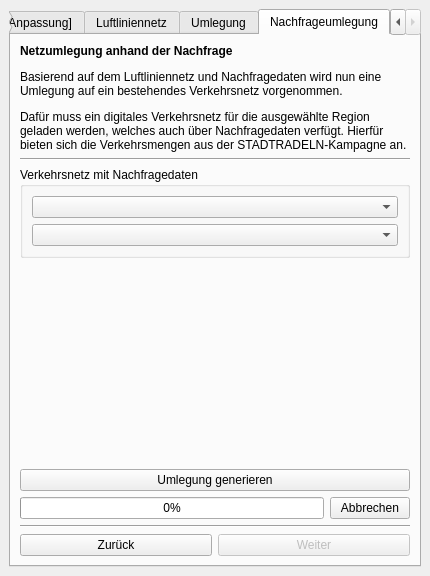
Old version of the form visionvelo_digirad_dockwidget.ui in the repository ohrie/DigiRad.
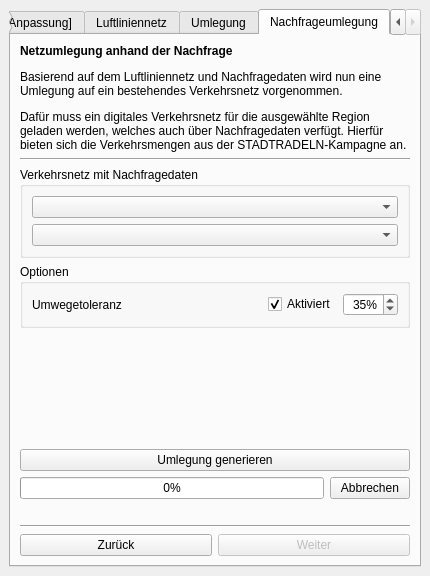
New version of the form. The open tabs and pages were chosen to show the change. Icons and pictures are not drawn. Custom widgets are drawn as their Qt base class.

Commit message: Added demand reprojection, new centers, ars and ui and usability improvements

```diff
--- a/visionvelo_digirad_dockwidget.ui
+++ b/visionvelo_digirad_dockwidget.ui
@@ -885,6 +885,67 @@
           </layout>
          </widget>
         </item>
+        <item>
+         <widget class="QGroupBox" name="groupBox_4">
+          <property name="title">
+           <string>Optionen</string>
+          </property>
+          <layout class="QVBoxLayout" name="verticalLayout_14">
+           <item>
+            <layout class="QHBoxLayout" name="horizontalLayout_14">
+             <item>
+              <widget class="QLabel" name="label_8">
+               <property name="text">
+                <string>Umwegetoleranz</string>
+               </property>
+              </widget>
+             </item>
+             <item>
+              <widget class="QCheckBox" name="reprojectDemandDetourToleranceCheckbox">
+               <property name="sizePolicy">
+                <sizepolicy hsizetype="Maximum" vsizetype="Fixed">
+                 <horstretch>0</horstretch>
+                 <verstretch>0</verstretch>
+                </sizepolicy>
+               </property>
+               <property name="text">
+                <string>Aktiviert</string>
+               </property>
+               <property name="checked">
+                <bool>true</bool>
+               </property>
+              </widget>
+             </item>
+             <item>
+              <widget class="QSpinBox" name="reprojectDemandDetourToleranceSpinbox">
+               <property name="maximumSize">
+                <size>
+                 <width>55</width>
+                 <height>16777215</height>
+                </size>
+               </property>
+               <property name="alignment">
+                <set>Qt::AlignRight|Qt::AlignTrailing|Qt::AlignVCenter</set>
+               </property>
+               <property name="suffix">
+                <string>%</string>
+               </property>
+               <property name="maximum">
+                <number>95</number>
+               </property>
+               <property name="singleStep">
+                <number>5</number>
+               </property>
+               <property name="value">
+                <number>35</number>
+               </property>
+              </widget>
+             </item>
+            </layout>
+           </item>
+          </layout>
+         </widget>
+        </item>
         <item>
          <spacer name="verticalSpacer_6">
           <property name="orientation">
@@ -906,6 +967,8 @@
          </widget>
         </item>
         <item>
+         <layout class="QVBoxLayout" name="verticalLayout_13">
+          <item>
          <layout class="QHBoxLayout" name="horizontalLayout_13">
           <item>
            <widget class="QProgressBar" name="reprojectDemandProgressBar">
@@ -918,6 +981,15 @@
            <widget class="QPushButton" name="reprojectDemandCancelGenerateButton">
             <property name="text">
              <string>Abbrechen</string>
+              </property>
+             </widget>
+            </item>
+           </layout>
+          </item>
+          <item>
+           <widget class="QLabel" name="reprojectDemandProgressLabel">
+            <property name="text">
+             <string/>
             </property>
            </widget>
           </item>
```
Left out of the diff: 55 changed lines with no effect on the pictures. Lines whose indentation alone changed are shown as unchanged. The commit also changes 24 other files.
